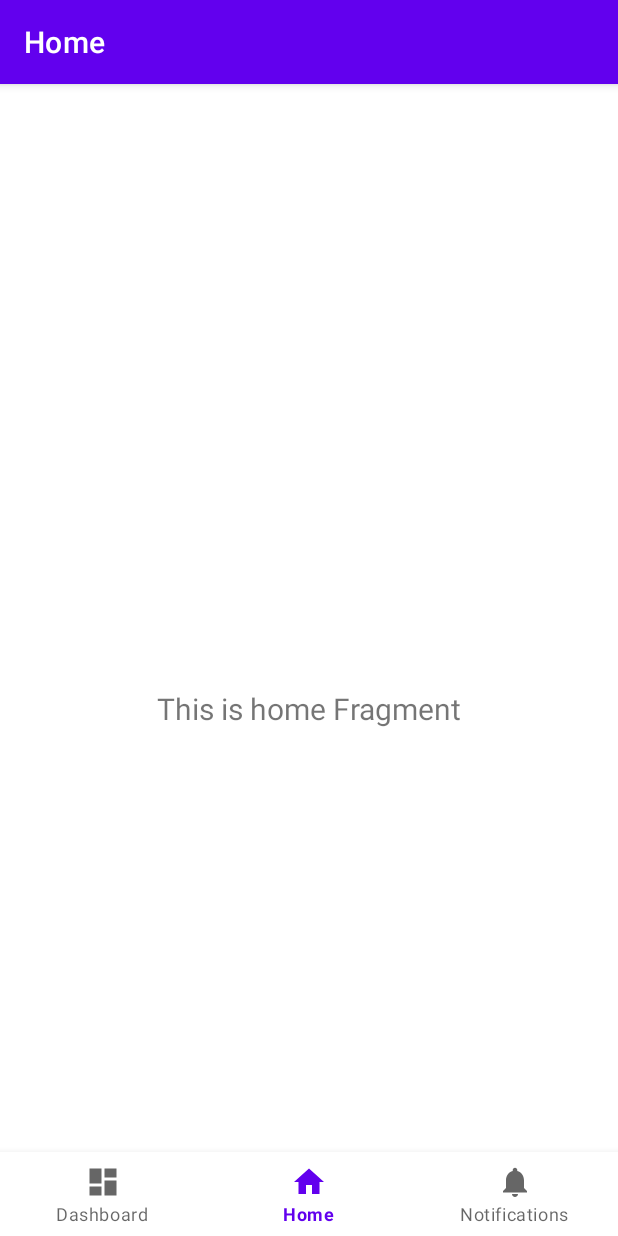
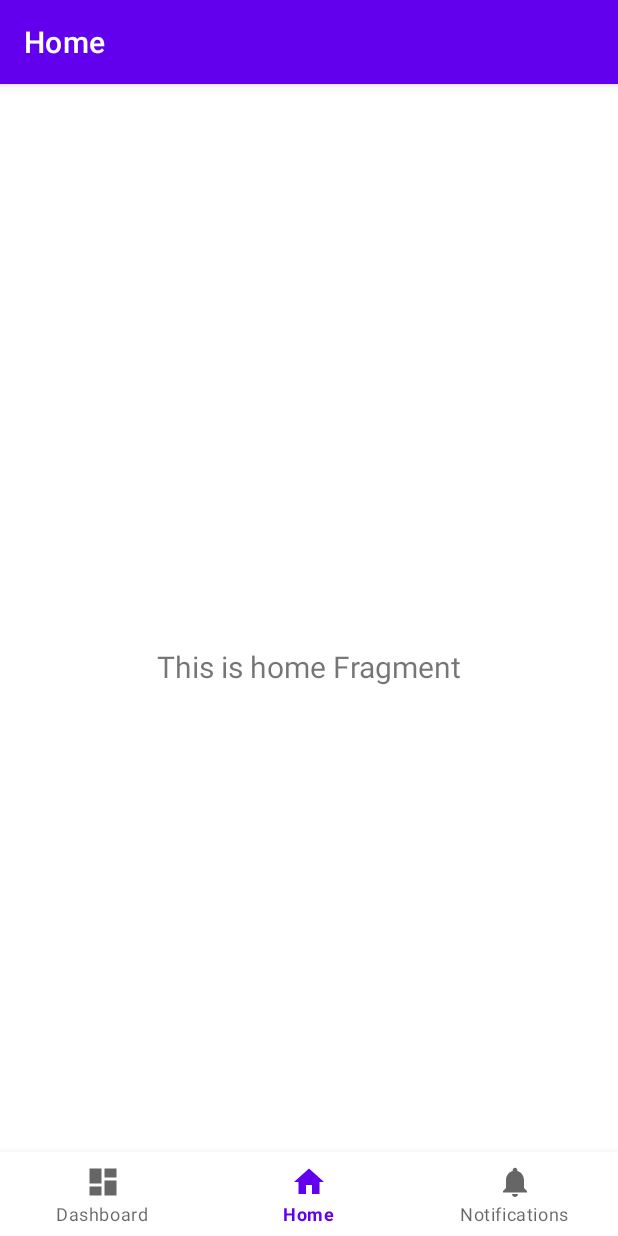
Before and after one commit to KDlotusk/accidentCirculation-OpenData, an Android app: the screen it shows after launch (MainActivity), on a phone screen of 412 x 824 dp. Run offline under Robolectric (Android 15) with nearby library versions, the light colour scheme and no system bars; our stand-ins replace navigation-ui.

Commit message:
Update activity_main.xml
correcting the xml file so I don't have this annoying padding anymore

```diff
--- a/app/src/main/res/layout/activity_main.xml
+++ b/app/src/main/res/layout/activity_main.xml
@@ -4,7 +4,7 @@
     android:id="@+id/container"
     android:layout_width="match_parent"
     android:layout_height="match_parent"
-    android:paddingTop="?attr/actionBarSize">
+    >
 
     <androidx.fragment.app.FragmentContainerView
         android:id="@+id/nav_host_fragment_activity_main"
@@ -12,7 +12,7 @@
         android:layout_width="match_parent"
         android:layout_height="match_parent"
         app:defaultNavHost="true"
-        app:layout_constraintBottom_toBottomOf="@id/nav_view"
+        app:layout_constraintBottom_toTopOf="@id/nav_view"
         app:layout_constraintLeft_toLeftOf="parent"
         app:layout_constraintRight_toRightOf="parent"
         app:layout_constraintTop_toTopOf="parent"
```
